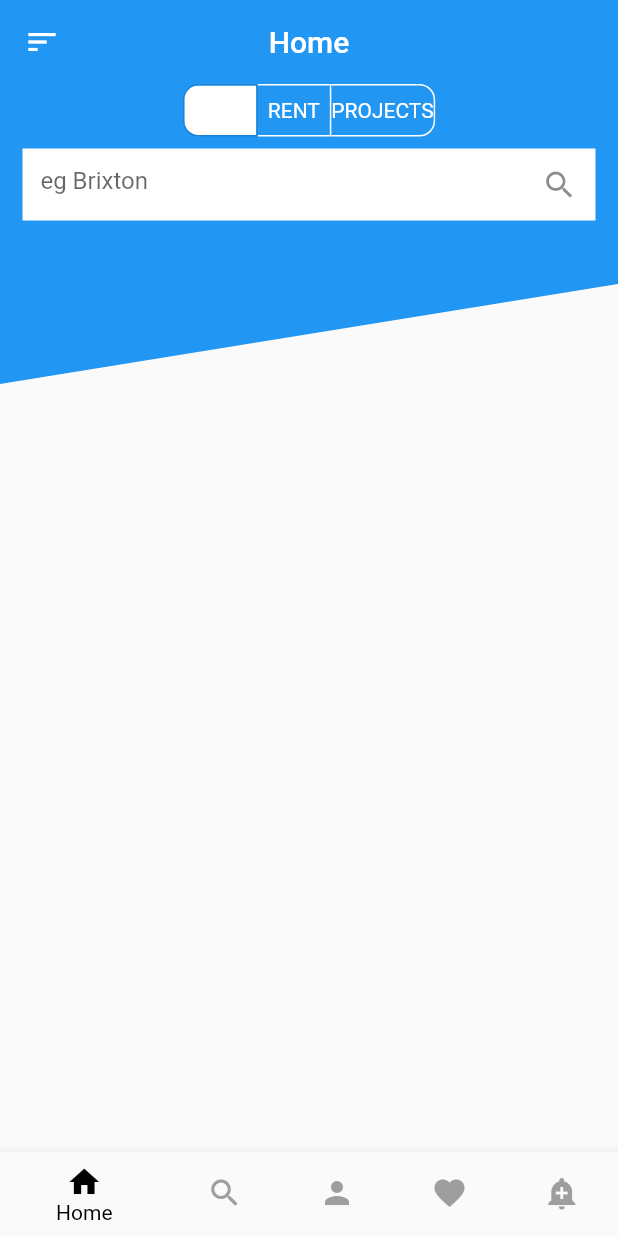
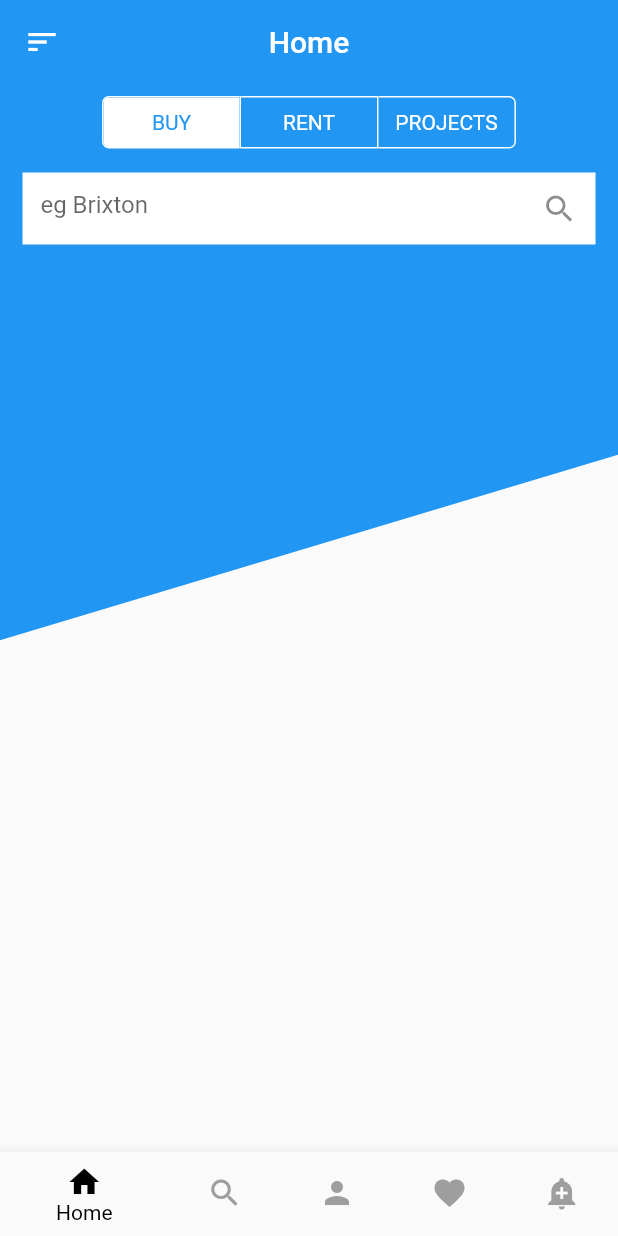
Before and after one commit to RanveerSingh1997/real_state_application, a Flutter app: the screen it shows after launch, after a tap on "BUY", on a phone screen of 412 x 824 dp. Run offline on Flutter 3.47's test engine with Material 2 defaults, Android fonts, the phone set to English and light mode, and no system bars; our stand-ins replace font_awesome_flutter, shared_preferences; accounts and stored records are empty.

Commit message:
Service Added Models Added Property Model Added Tab Bar Design Changed

```diff
--- a/lib/HomePage.dart
+++ b/lib/HomePage.dart
@@ -2,6 +2,7 @@ import 'package:flutter/cupertino.dart';
 import 'package:flutter/material.dart';
 
 import 'Widgets/AppDrawer.dart';
+import 'Widgets/widgets.dart';
 
 class HomePage extends StatefulWidget {
   @override
@@ -33,38 +34,41 @@ class _HomePageState extends State<HomePage> {
           CustomPaint(
             painter: ShapesPainter(),
             child: Container(
-              height: 200,
+              height: MediaQuery.of(context).size.height*.45,
             ),
           ),
           Column(
             children: [
               Container(
+                margin: EdgeInsets.symmetric(vertical: 8),
                 height: 35,
                 child: ToggleButtons(
-                  borderRadius: BorderRadius.circular(10),
+                  constraints: BoxConstraints.expand(width: MediaQuery.of(context).size.width*.22),
+                  borderRadius: BorderRadius.circular(4),
                   borderColor: Colors.white,
                   selectedColor: Colors.white,
                   hoverColor: Colors.white,
-                  splashColor: Colors.white,
                   fillColor: Colors.white,
+                  selectedBorderColor: Colors.white,
+
                   children: <Widget>[
-                    Text(
-                      "BUY",
-                      style: TextStyle(color: Colors.white),
-                    ),
-                    Text(
-                      "RENT",
-                      style: TextStyle(color: Colors.white),
-                    ),
-                    Text(
-                      "PROJECTS",
-                      style: TextStyle(color: Colors.white),
-                    )
+
+                    buildSingleTab("BUY",selected: _isSelected[0]),
+                    buildSingleTab("RENT",selected: _isSelected[1]),
+                    buildSingleTab("PROJECTS",selected: _isSelected[2]),
                   ],
                   isSelected: _isSelected,
                   onPressed: (int index) {
                     setState(() {
-                      _isSelected[index] = !_isSelected[index];
+
+                    for(int i = 0 ; i < _isSelected.length;i++)
+                      {
+                        _isSelected[i] = false;
+                      }
+
+                      _isSelected[index] = true;
+
+
                     });
                   },
                 ),
@@ -81,12 +85,20 @@ class _HomePageState extends State<HomePage> {
                       hintText: "eg Brixton"),
                 ),
               )
+
+              // Container(
+              //   he
+              // )
             ],
+
+
+
           )
         ],
       ),
     );
   }
+
 }
 
 class ShapesPainter extends CustomPainter {
--- a/lib/Widgets/widgets.dart
+++ b/lib/Widgets/widgets.dart
@@ -8,6 +8,15 @@ Widget appBarItem({icons, text,textStyle,onPress}) {
     onTap: onPress,
   );
 }
+
+Widget buildSingleTab(text,{selected})
+{
+  return Text(
+    text,
+    style: TextStyle(color: selected?Colors.blue:Colors.white),
+  );
+}
+
 
 Widget SingleIconText(icon, text, context) {
   return Row(
```
